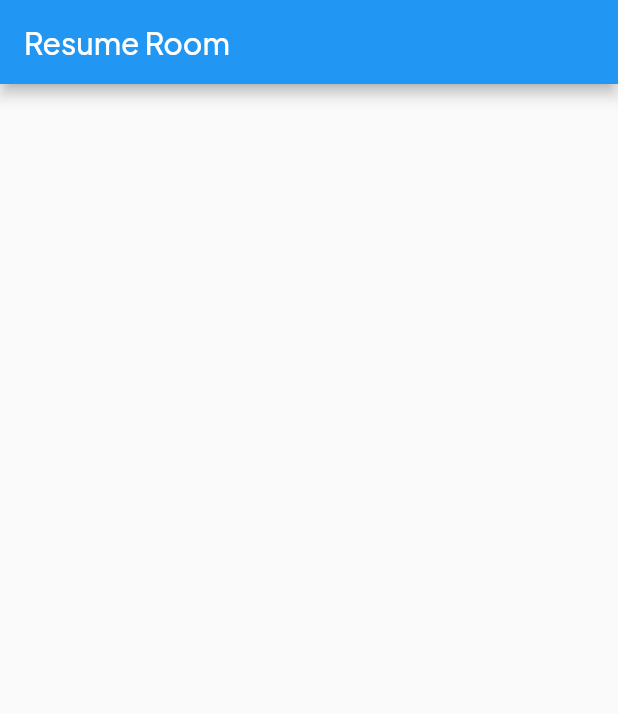
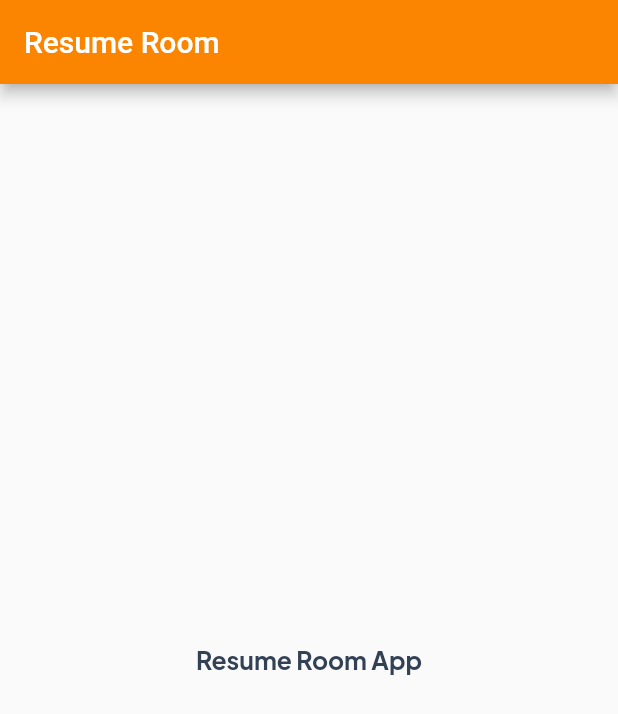
Before and after one commit to bryanbarrios/resume_room, a Flutter app: the screen it shows after launch, on a phone screen of 412 x 824 dp. Shown: the top 714 px of the screen. Run offline on Flutter 3.47's test engine with Material 2 defaults, Android fonts, the phone set to English and light mode, and no system bars; our stand-ins replace flutter_screenutil.

Commit message:
feat(theme): add colors, textstyles and configure screenutil

```diff
--- a/lib/src/app/app.dart
+++ b/lib/src/app/app.dart
@@ -1,20 +1,30 @@
 import 'package:flutter/material.dart';
+import 'package:flutter_screenutil/flutter_screenutil.dart';
+import 'package:resume_room/src/core/ui/theme/theme.dart';
+import 'package:resume_room/src/features/home/home.dart';
 
 class App extends StatelessWidget {
   const App({Key? key}) : super(key: key);
 
   @override
   Widget build(BuildContext context) {
-    return MaterialApp(
-      title: 'Resume Room',
-      theme: ThemeData(
-        fontFamily: 'Plus Jakarta Sans',
-      ),
-      home: Scaffold(
-        appBar: AppBar(
-          title: const Text('Resume Room'),
-        ),
-      ),
+    return ScreenUtilInit(
+      designSize: const Size(360, 800),
+      builder: () => const _App(),
     );
   }
 }
+
+class _App extends StatelessWidget {
+  const _App({Key? key}) : super(key: key);
+
+  @override
+  Widget build(BuildContext context) {
+    return MaterialApp(
+      title: 'Resume Room',
+      theme: AppTheme.lightTheme(context),
+      debugShowCheckedModeBanner: false,
+      home: const HomePage(),
+    );
+  }
+}
--- /dev/null
+++ b/lib/src/core/ui/theme/colors.dart
@@ -0,0 +1,40 @@
+part of './theme.dart';
+
+class KColors {
+  const KColors._();
+
+  static const Color primary = Color(0xfffb8500);
+  static const Color primaryDarkColor = Color(0xff023047);
+  static const Color primaryLightColor = Color(0xff365973);
+  static const Color accentColor = Color(0xffffBF69);
+  static const Color backgroundColor = Color(0xffffffff);
+
+  static const Color white = Color(0xffffffff);
+  static const Color black = Color(0xff000000);
+
+  static const Map<int, Color> blueGray = {
+    50: Color(0xfff8fafc),
+    100: Color(0xfff1f5f9),
+    200: Color(0xffe2e8f0),
+    300: Color(0xffcbd5e1),
+    400: Color(0xff94A3B8),
+    500: Color(0xff64748B),
+    600: Color(0xff475569),
+    700: Color(0xff334155),
+    800: Color(0xff1E293B),
+    900: Color(0xff0F172A),
+  };
+
+  static const Map<int, Color> lightGray = {
+    50: Color(0xfffafafa),
+    100: Color(0xfff4f4f5),
+    200: Color(0xffe4e4e7),
+    300: Color(0xffd4d4d8),
+    400: Color(0xffa1a1aa),
+    500: Color(0xff71717a),
+    600: Color(0xff52525b),
+    700: Color(0xff3f3f46),
+    800: Color(0xff27272a),
+    900: Color(0xff18181b),
+  };
+}
--- /dev/null
+++ b/lib/src/core/ui/theme/extensions.dart
@@ -0,0 +1,13 @@
+part of './index.dart';
+
+extension FontWeightX on TextStyle {
+  TextStyle get black => copyWith(fontWeight: FontWeight.w900);
+  TextStyle get extraBold => copyWith(fontWeight: FontWeight.w800);
+  TextStyle get bold => copyWith(fontWeight: FontWeight.w700);
+  TextStyle get semibold => copyWith(fontWeight: FontWeight.w600);
+  TextStyle get medium => copyWith(fontWeight: FontWeight.w500);
+  TextStyle get regular => copyWith(fontWeight: FontWeight.w400);
+  TextStyle get light => copyWith(fontWeight: FontWeight.w300);
+  TextStyle get extraLight => copyWith(fontWeight: FontWeight.w200);
+  TextStyle get thin => copyWith(fontWeight: FontWeight.w100);
+}
--- /dev/null
+++ b/lib/src/core/ui/theme/index.dart
@@ -0,0 +1,3 @@
+import 'package:flutter/material.dart';
+
+part 'extensions.dart';
--- /dev/null
+++ b/lib/src/core/ui/theme/text_styles.dart
@@ -0,0 +1,26 @@
+part of './theme.dart';
+
+class TextStyles {
+  const TextStyles._();
+
+  static TextStyle textXs(BuildContext context) =>
+      Theme.of(context).textTheme.caption!.copyWith(fontSize: 12.sp);
+  static TextStyle textSm(BuildContext context) =>
+      Theme.of(context).textTheme.bodyText2!.copyWith(fontSize: 14.sp);
+  static TextStyle textBase(BuildContext context) =>
+      Theme.of(context).textTheme.bodyText1!.copyWith(fontSize: 16.sp);
+  static TextStyle textLg(BuildContext context) =>
+      Theme.of(context).textTheme.subtitle1!.copyWith(fontSize: 18.sp);
+  static TextStyle textXl(BuildContext context) =>
+      Theme.of(context).textTheme.headline1!.copyWith(fontSize: 20.sp);
+  static TextStyle text2xl(BuildContext context) =>
+      Theme.of(context).textTheme.headline2!.copyWith(fontSize: 24.sp);
+  static TextStyle text3xl(BuildContext context) =>
+      Theme.of(context).textTheme.headline3!.copyWith(fontSize: 30.sp);
+  static TextStyle text4xl(BuildContext context) =>
+      Theme.of(context).textTheme.headline4!.copyWith(fontSize: 36.sp);
+  static TextStyle text5xl(BuildContext context) =>
+      Theme.of(context).textTheme.headline5!.copyWith(fontSize: 48.sp);
+  static TextStyle text6xl(BuildContext context) =>
+      Theme.of(context).textTheme.headline6!.copyWith(fontSize: 64.sp);
+}
--- /dev/null
+++ b/lib/src/core/ui/theme/theme.dart
@@ -0,0 +1,42 @@
+import 'package:flutter/material.dart';
+import 'package:flutter_screenutil/flutter_screenutil.dart';
+
+part './colors.dart';
+part 'text_styles.dart';
+
+enum ThemeType { light, dark }
+
+class AppTheme {
+  static ThemeData lightTheme(BuildContext context) {
+    return ThemeData.light().copyWith(
+      brightness: Brightness.light,
+      primaryColor: KColors.primary,
+      primaryColorLight: KColors.primaryLightColor,
+      primaryColorDark: KColors.primaryDarkColor,
+      buttonColor: KColors.primary,
+      textTheme: _textTheme(context),
+    );
+  }
+
+  static ThemeData get darkTheme {
+    return ThemeData.light().copyWith();
+  }
+
+  static TextTheme _textTheme(BuildContext context) {
+    return TextTheme(
+      headline1: TextStyles.text6xl(context),
+      headline2: TextStyles.text5xl(context),
+      headline3: TextStyles.text4xl(context),
+      headline4: TextStyles.text3xl(context),
+      headline5: TextStyles.text2xl(context),
+      headline6: TextStyles.textXl(context),
+      subtitle1: TextStyles.textLg(context),
+      subtitle2: TextStyles.textLg(context),
+      bodyText1: TextStyles.textBase(context),
+      bodyText2: TextStyles.textSm(context),
+      caption: TextStyles.textXs(context),
+    ).apply(
+      fontFamily: 'Plus Jakarta Sans',
+    );
+  }
+}
--- /dev/null
+++ b/lib/src/core/ui/widgets/app_page_view/base.dart
@@ -0,0 +1,17 @@
+import 'package:flutter/material.dart';
+
+class Base extends StatelessWidget {
+  const Base({Key? key, required this.body}) : super(key: key);
+
+  final Widget body;
+
+  @override
+  Widget build(BuildContext context) {
+    return Scaffold(
+      appBar: AppBar(
+        title: const Text("Resume Room"),
+      ),
+      body: body,
+    );
+  }
+}
--- /dev/null
+++ b/lib/src/core/ui/widgets/widgets.dart
@@ -0,0 +1 @@
+export 'app_page_view/base.dart';
--- /dev/null
+++ b/lib/src/features/home/home.dart
@@ -0,0 +1,22 @@
+import 'package:flutter/material.dart';
+import 'package:resume_room/src/core/ui/theme/theme.dart';
+import 'package:resume_room/src/core/ui/widgets/widgets.dart' show Base;
+import 'package:resume_room/src/core/ui/theme/index.dart';
+
+class HomePage extends StatelessWidget {
+  const HomePage({Key? key}) : super(key: key);
+
+  @override
+  Widget build(BuildContext context) {
+    return Base(
+      body: Center(
+        child: Text(
+          "Resume Room App",
+          style: Theme.of(context).textTheme.bodyText1?.bold.copyWith(
+                color: KColors.blueGray[700],
+              ),
+        ),
+      ),
+    );
+  }
+}
--- a/pubspec.yaml
+++ b/pubspec.yaml
@@ -12,6 +12,7 @@ dependencies:
   flutter:
     sdk: flutter
   cupertino_icons: ^1.0.2
+  flutter_screenutil: ^5.0.0+2
 
 dev_dependencies:
   flutter_lints: ^1.0.4
```
Also changed, not shown: pubspec.lock, 2 other files.
